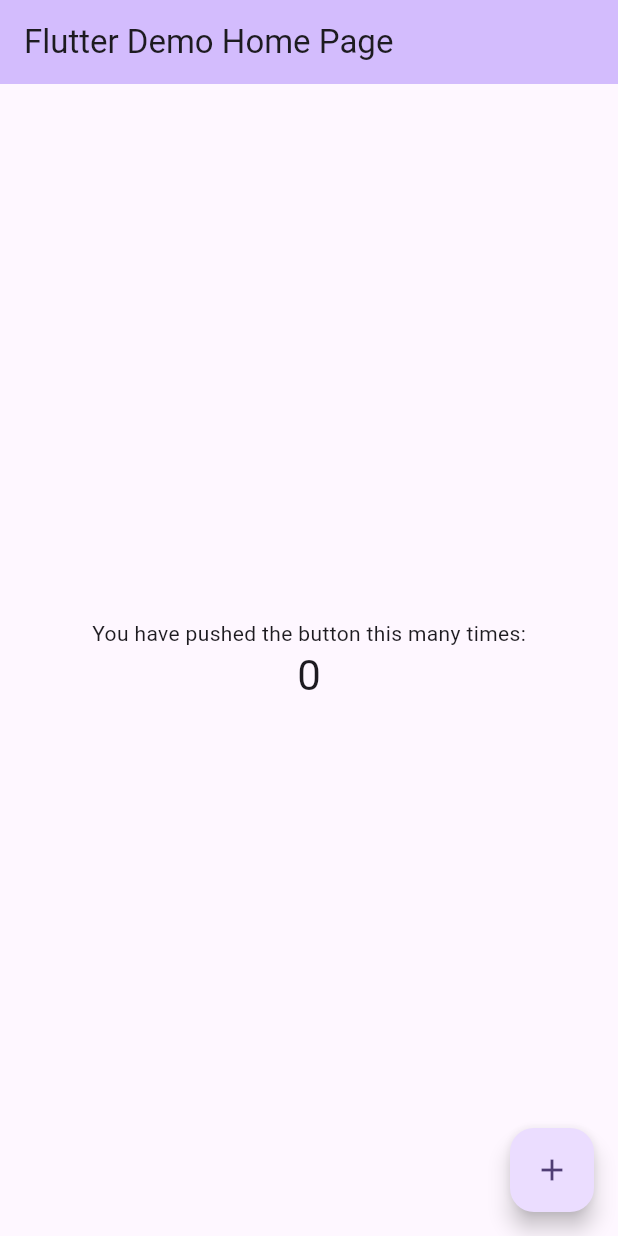
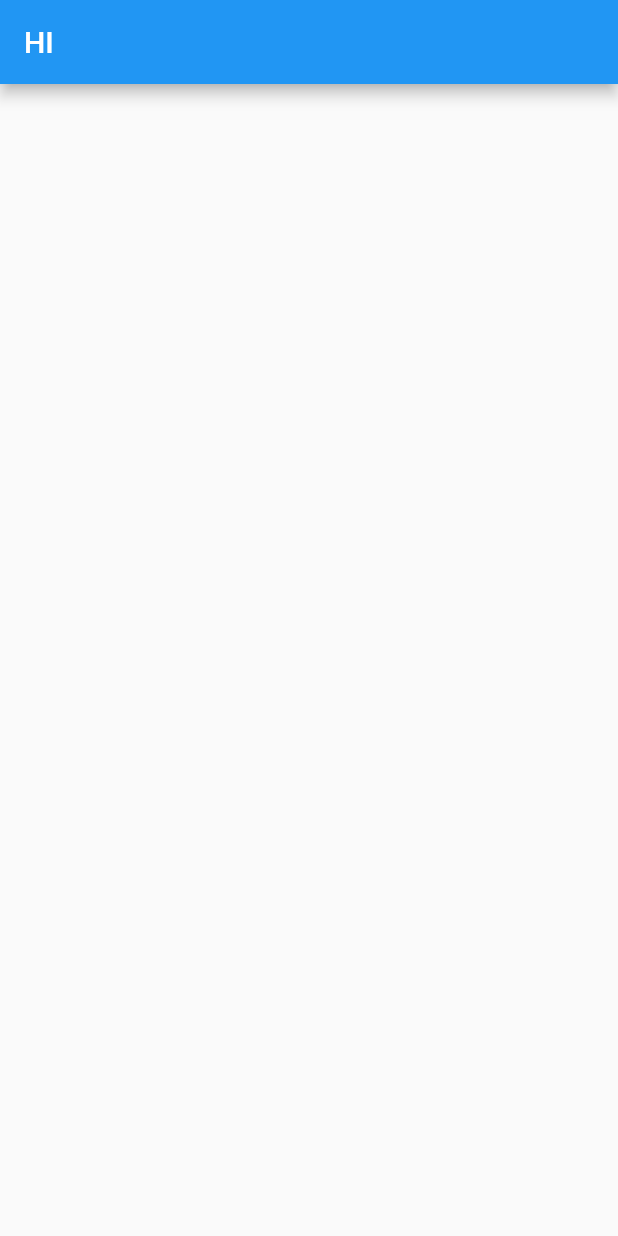
Before and after one commit to CAGAR-1/cubit, a Flutter app: the screen it shows after launch, on a phone screen of 412 x 824 dp. Run offline on Flutter 3.47's test engine with Material 2 defaults, Android fonts, the phone set to English and light mode, and no system bars.

```diff
--- /dev/null
+++ b/lib/features/home/presentation/screen/home.dart
@@ -0,0 +1,19 @@
+import 'package:flutter/material.dart';
+
+class HomeScreen extends StatefulWidget {
+  const HomeScreen({super.key});
+
+  @override
+  State<HomeScreen> createState() => _HomeScreenState();
+}
+
+class _HomeScreenState extends State<HomeScreen> {
+  @override
+  Widget build(BuildContext context) {
+    return Scaffold(
+      appBar: AppBar(
+        title: Text("HI"),
+      ),
+    );
+  }
+}
--- a/lib/main.dart
+++ b/lib/main.dart
@@ -1,7 +1,10 @@
+import 'package:cubit_dio/features/home/presentation/screen/home.dart';
 import 'package:flutter/material.dart';
 
 void main() {
-  runApp(const MyApp());
+  runApp(
+    MaterialApp(home: HomeScreen()),
+  );
 }
 
 class MyApp extends StatelessWidget {
--- a/pubspec.yaml
+++ b/pubspec.yaml
@@ -35,6 +35,9 @@ dependencies:
   # The following adds the Cupertino Icons font to your application.
   # Use with the CupertinoIcons class for iOS style icons.
   cupertino_icons: ^1.0.2
+  flutter_bloc: ^8.1.3
+  dio: ^5.3.0
+  pretty_dio_logger: ^1.3.1
 
 dev_dependencies:
   flutter_test:
```
Also changed, not shown: lib/features/home/data/model/response/post_model.dart (added, +24 -0 lines), lib/features/home/data/repository/post_repository.dart (added, +7 -0 lines), pubspec.lock.
